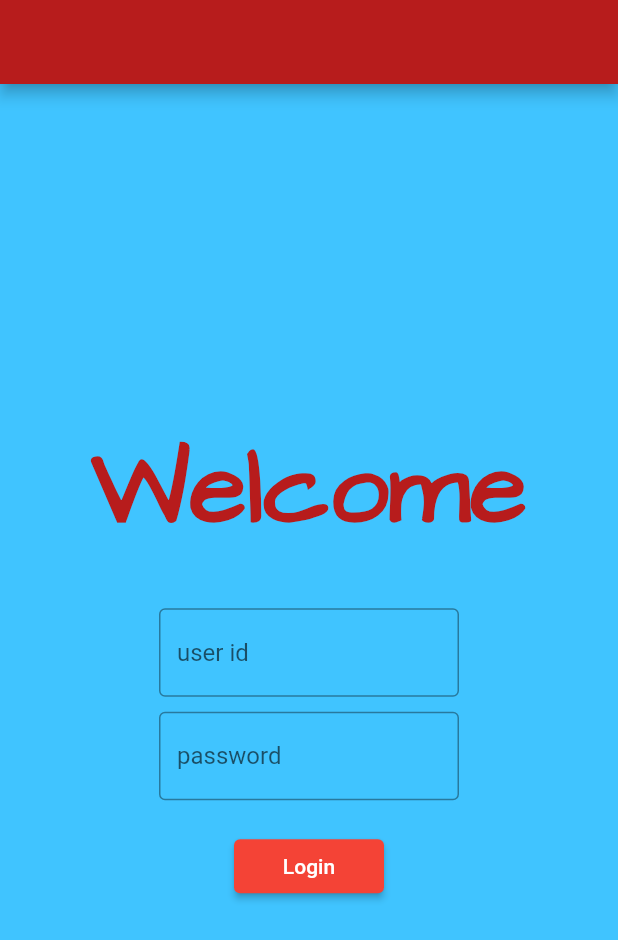
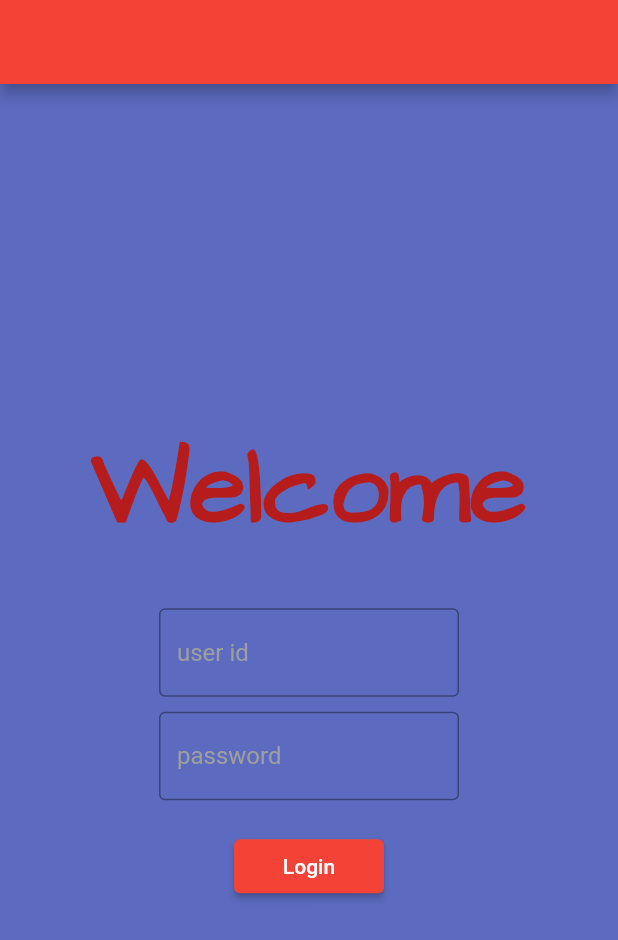
Before and after one commit to aswanath/login_app, a Flutter app: the screen it shows after launch, on a phone screen of 412 x 824 dp. Shown: the top 940 px of the screen. Run offline on Flutter 3.47's test engine with Material 2 defaults, Android fonts, the phone set to English and light mode, and no system bars; our stand-ins replace shared_preferences.

Commit message:
first commit

```diff
--- a/lib/App.dart
+++ b/lib/App.dart
@@ -12,11 +12,12 @@ class Login extends StatelessWidget {
   @override
   Widget build(BuildContext context) {
     return Scaffold(
-      backgroundColor: Colors.lightBlueAccent,
+      backgroundColor: Colors.indigo[400],
       appBar: AppBar(
-        backgroundColor: Colors.red[900],
+
+        backgroundColor: Colors.red,
         systemOverlayStyle: SystemUiOverlayStyle(
-          statusBarColor: Colors.red[900],
+          statusBarColor: Colors.red,
         ),
       ),
       body: SafeArea(
@@ -38,6 +39,7 @@ class Login extends StatelessWidget {
               SizedBox(
                 width: 200,
                 child: TextFormField(
+                  style: TextStyle(color: Colors.white),
                   controller: _userIdController,
                   decoration: const InputDecoration(
                     focusedBorder: OutlineInputBorder(
@@ -47,6 +49,7 @@ class Login extends StatelessWidget {
                         borderRadius: BorderRadius.all(Radius.circular(35))),
                     border: OutlineInputBorder(),
                     hintText: 'user id',
+                    hintStyle: TextStyle(color: Colors.grey)
                   ),
                 ),
               ),
@@ -56,6 +59,7 @@ class Login extends StatelessWidget {
               SizedBox(
                   width: 200,
                   child: TextFormField(
+                    style: TextStyle(color: Colors.white),
                     controller: _passwordController,
                     obscureText: true,
                     autocorrect: false,
@@ -67,6 +71,7 @@ class Login extends StatelessWidget {
                           borderRadius: BorderRadius.all(Radius.circular(35))),
                       hintText: 'password',
                       border: OutlineInputBorder(),
+                        hintStyle: TextStyle(color: Colors.grey)
                     ),
                   )),
               const SizedBox(
--- a/lib/homepage.dart
+++ b/lib/homepage.dart
@@ -24,11 +24,12 @@ class _HomePageState extends State<HomePage> {
                         backgroundImage: AssetImage('assets/images/sample.jpg'),
                         radius: 30,
                       )
-                    : const SizedBox(
+                    :  SizedBox(
                         width: 60,
                         height: 60,
                         child: DecoratedBox(
                           decoration: BoxDecoration(
+                            borderRadius:BorderRadius.circular(15),
                               image: DecorationImage(
                             image: AssetImage('assets/images/sample.jpg'),
                           )),
```
